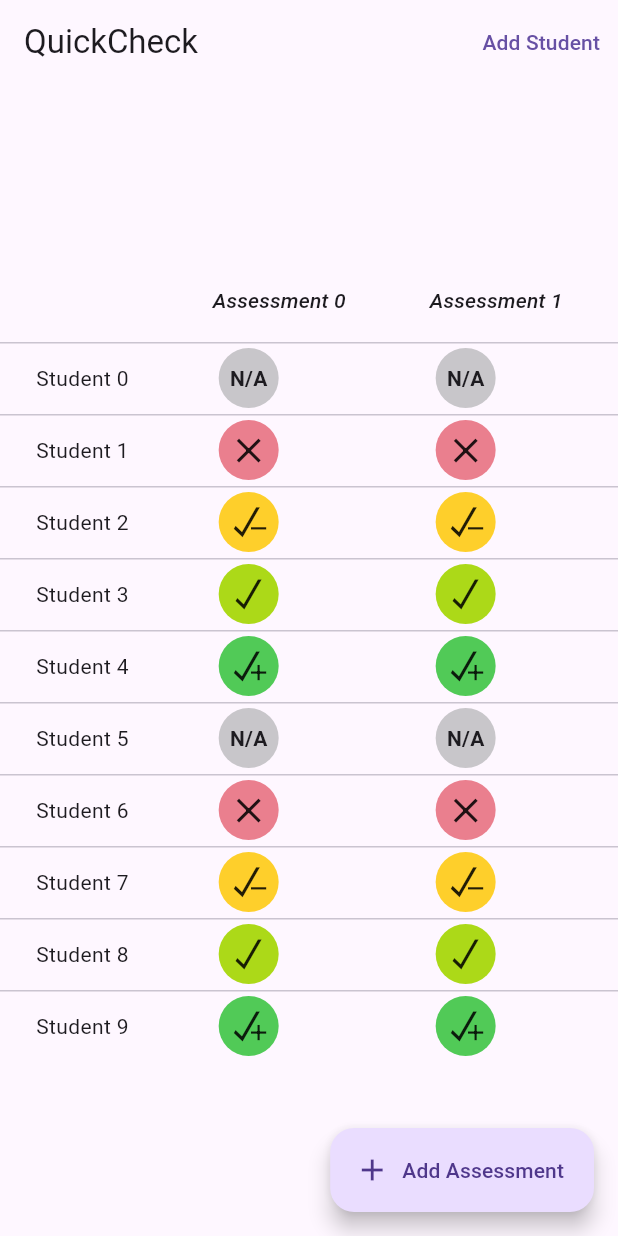
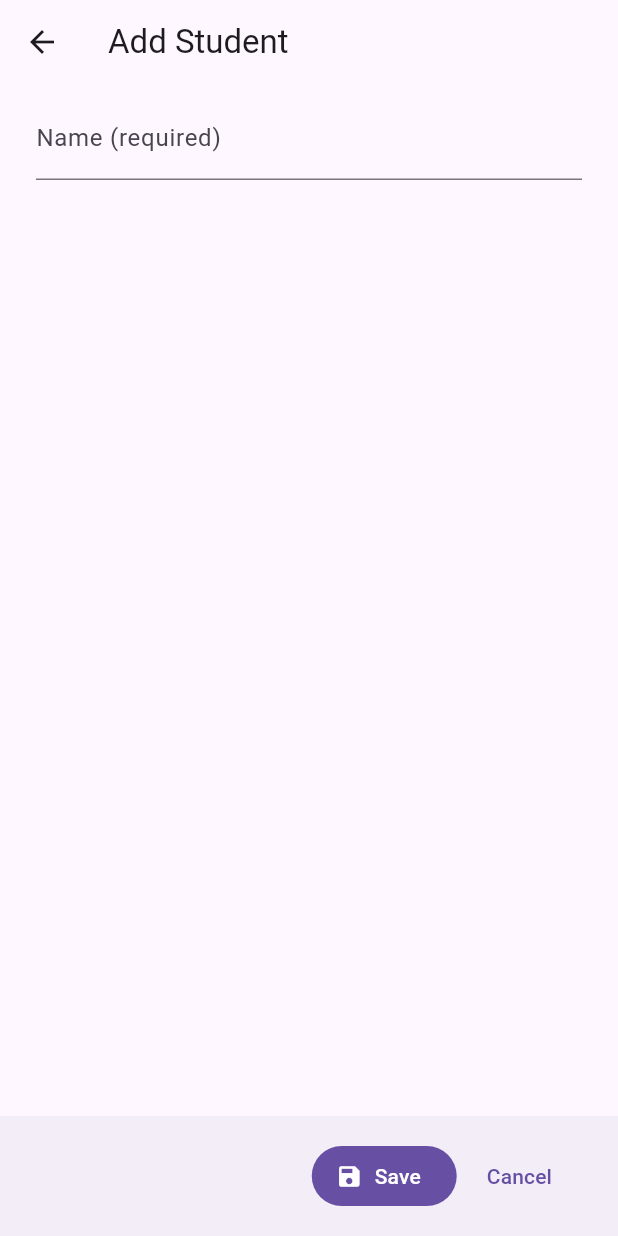
Before and after one commit to tonydoesathing/quickcheck, a Flutter app: the screen it shows after launch, after a tap on "Add Student", on a phone screen of 412 x 824 dp. Run offline on Flutter 3.47's test engine with Material 2 defaults, Android fonts, the phone set to English and light mode, and no system bars; our stand-ins replace equatable.

Commit message:
Made the AddStudentPage

```diff
--- /dev/null
+++ b/lib/pages/add_student_page.dart
@@ -0,0 +1,64 @@
+import 'package:flutter/material.dart';
+import 'package:quickcheck/data/model/student.dart';
+
+class AddStudentPage extends StatefulWidget {
+  final Function(Student) callback;
+  const AddStudentPage({Key? key, required this.callback}) : super(key: key);
+
+  @override
+  State<AddStudentPage> createState() => _AddStudentPageState();
+}
+
+class _AddStudentPageState extends State<AddStudentPage> {
+  final TextEditingController _controller = TextEditingController();
+
+  @override
+  Widget build(BuildContext context) {
+    return Scaffold(
+      appBar: AppBar(
+        title: const Text("Add Student"),
+      ),
+      body: Column(
+        children: [
+          Padding(
+            padding: const EdgeInsets.only(left: 24.0, right: 24.0, top: 8),
+            child: TextField(
+              controller: _controller,
+              decoration: const InputDecoration(labelText: "Name (required)"),
+            ),
+          )
+        ],
+      ),
+      bottomNavigationBar: BottomAppBar(
+          child: Container(
+        height: 75,
+        child: Row(
+          mainAxisAlignment: MainAxisAlignment.end,
+          children: [
+            ElevatedButton.icon(
+                style: ElevatedButton.styleFrom(
+                        onPrimary: Theme.of(context).colorScheme.onPrimary,
+                        primary: Theme.of(context).colorScheme.primary)
+                    .copyWith(elevation: ButtonStyleButton.allOrNull(0.0)),
+                onPressed: () {
+                  Navigator.pop(context);
+                  widget.callback.call(Student(name: _controller.text));
+                },
+                icon: const Icon(Icons.save),
+                label: const Text("Save")),
+            Padding(
+              padding: const EdgeInsets.only(left: 8.0, right: 16.0),
+              child: TextButton(
+                  onPressed: () {
+                    Navigator.pop(context);
+                  },
+                  child: const Text(
+                    "Cancel",
+                  )),
+            )
+          ],
+        ),
+      )),
+    );
+  }
+}
--- a/lib/pages/home_page.dart
+++ b/lib/pages/home_page.dart
@@ -2,6 +2,7 @@ import 'package:flutter/material.dart';
 import 'package:quickcheck/data/model/student.dart';
 import 'package:quickcheck/pages/add_assessment_page.dart';
 import 'package:quickcheck/data/model/assessment.dart';
+import 'package:quickcheck/pages/add_student_page.dart';
 import 'package:quickcheck/widgets/student_assessment_table.dart';
 
 /// The home page of the app, which displays a table of the students and their assessment results
@@ -15,7 +16,18 @@ class HomePage extends StatelessWidget {
       appBar: AppBar(
         title: const Text("QuickCheck"),
         actions: [
-          TextButton(onPressed: () {}, child: const Text("Add Student"))
+          TextButton(
+              onPressed: () {
+                Navigator.push(
+                  context,
+                  MaterialPageRoute(
+                      builder: (context) =>
+                          AddStudentPage(callback: ((student) {
+                            print(student.name);
+                          }))),
+                );
+              },
+              child: const Text("Add Student"))
         ],
       ),
       floatingActionButton: FloatingActionButton.extended(
```
